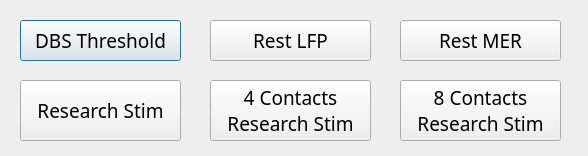
First picture: the form in recordingannotation.ui, repository JCagle95/UF-NeuroOmega-Application, before the edit.
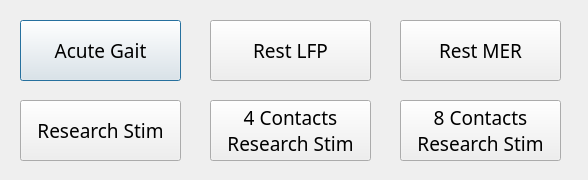
Second picture: the form after the edit.

Commit message: Automated Annotation for Recording

What changed in the file:
```diff
--- a/recordingannotation.ui
+++ b/recordingannotation.ui
@@ -7,7 +7,7 @@
     <x>0</x>
     <y>0</y>
     <width>588</width>
-    <height>156</height>
+    <height>180</height>
    </rect>
   </property>
   <property name="windowTitle">
@@ -22,7 +22,7 @@
      <x>20</x>
      <y>20</y>
      <width>161</width>
-     <height>41</height>
+     <height>61</height>
     </rect>
    </property>
    <property name="font">
@@ -32,7 +32,7 @@
     </font>
    </property>
    <property name="text">
-    <string>DBS Threshold</string>
+    <string>Acute Gait</string>
    </property>
   </widget>
   <widget class="QPushButton" name="RecordingAnnotationSelect_2">
@@ -44,7 +44,7 @@
      <x>210</x>
      <y>20</y>
      <width>161</width>
-     <height>41</height>
+     <height>61</height>
     </rect>
    </property>
    <property name="font">
@@ -66,7 +66,7 @@
      <x>400</x>
      <y>20</y>
      <width>161</width>
-     <height>41</height>
+     <height>61</height>
     </rect>
    </property>
    <property name="font">
@@ -86,7 +86,7 @@
    <property name="geometry">
     <rect>
      <x>20</x>
-     <y>80</y>
+     <y>100</y>
      <width>161</width>
      <height>61</height>
     </rect>
@@ -108,7 +108,7 @@
    <property name="geometry">
     <rect>
      <x>210</x>
-     <y>80</y>
+     <y>100</y>
      <width>161</width>
      <height>61</height>
     </rect>
@@ -131,7 +131,7 @@
    <property name="geometry">
     <rect>
      <x>400</x>
-     <y>80</y>
+     <y>100</y>
      <width>161</width>
      <height>61</height>
     </rect>
```
The commit also changes 2 other files.
